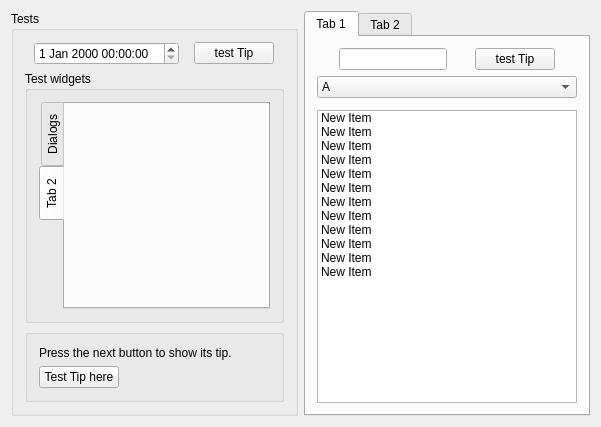
The window that demo/mainview.ui (miguelchavez/mibitWidgets) describes before a commit, drawn with Qt 5.
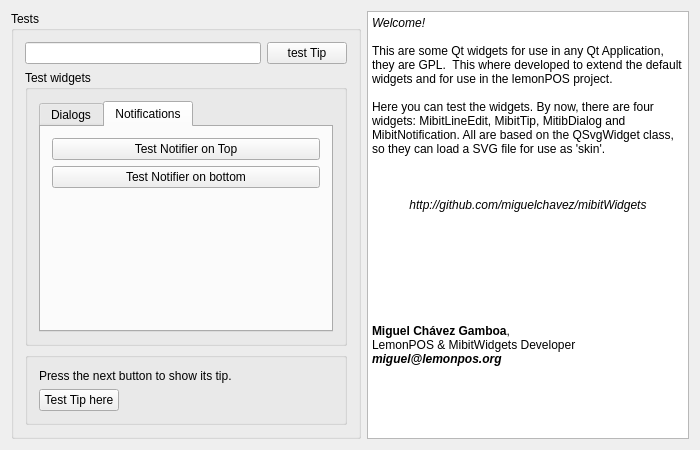
The same window after the commit. The open tabs and pages were chosen to show the change. Custom widgets are drawn as their Qt base class.

The edit to the form file:
```diff
--- a/demo/mainview.ui
+++ b/demo/mainview.ui
@@ -6,16 +6,28 @@
    <rect>
     <x>0</x>
     <y>0</y>
-    <width>601</width>
-    <height>427</height>
+    <width>700</width>
+    <height>450</height>
    </rect>
   </property>
+  <property name="maximumSize">
+   <size>
+    <width>700</width>
+    <height>450</height>
+   </size>
+  </property>
   <property name="windowTitle">
    <string>mibitWidgets DEMO</string>
   </property>
   <layout class="QHBoxLayout" name="horizontalLayout">
    <item>
     <widget class="QGroupBox" name="group1">
+     <property name="minimumSize">
+      <size>
+       <width>350</width>
+       <height>0</height>
+      </size>
+     </property>
      <property name="title">
       <string>Tests</string>
      </property>
@@ -23,12 +35,12 @@
       <item>
        <layout class="QHBoxLayout" name="horizontalLayout_2">
         <item>
-         <widget class="QDateTimeEdit" name="dtedit">
-          <property name="sizePolicy">
-           <sizepolicy hsizetype="Maximum" vsizetype="Fixed">
-            <horstretch>0</horstretch>
-            <verstretch>0</verstretch>
-           </sizepolicy>
+         <widget class="MibitLineEdit" name="lineEdit">
+          <property name="minimumSize">
+           <size>
+            <width>200</width>
+            <height>0</height>
+           </size>
           </property>
          </widget>
         </item>
@@ -56,7 +68,7 @@
          <item>
           <widget class="QTabWidget" name="tabWidget">
            <property name="tabPosition">
-            <enum>QTabWidget::West</enum>
+            <enum>QTabWidget::North</enum>
            </property>
            <property name="currentIndex">
             <number>0</number>
@@ -98,8 +110,37 @@
            </widget>
            <widget class="QWidget" name="tab2">
             <attribute name="title">
-             <string>Tab 2</string>
+             <string>Notifications</string>
             </attribute>
+            <layout class="QVBoxLayout" name="verticalLayout_6">
+             <item>
+              <widget class="QPushButton" name="btnNotify">
+               <property name="text">
+                <string>Test Notifier on Top</string>
+               </property>
+              </widget>
+             </item>
+             <item>
+              <widget class="QPushButton" name="btnNotify2">
+               <property name="text">
+                <string>Test Notifier on bottom</string>
+               </property>
+              </widget>
+             </item>
+             <item>
+              <spacer name="verticalSpacer">
+               <property name="orientation">
+                <enum>Qt::Vertical</enum>
+               </property>
+               <property name="sizeHint" stdset="0">
+                <size>
+                 <width>20</width>
+                 <height>189</height>
+                </size>
+               </property>
+              </spacer>
+             </item>
+            </layout>
            </widget>
           </widget>
          </item>
@@ -142,159 +183,66 @@
     </widget>
    </item>
    <item>
-    <widget class="QTabWidget" name="tabWidget_2">
-     <property name="currentIndex">
-      <number>0</number>
+    <widget class="QTextEdit" name="textEdit">
+     <property name="sizePolicy">
+      <sizepolicy hsizetype="MinimumExpanding" vsizetype="Expanding">
+       <horstretch>0</horstretch>
+       <verstretch>0</verstretch>
+      </sizepolicy>
      </property>
-     <widget class="QWidget" name="tab_3">
-      <attribute name="title">
-       <string>Tab 1</string>
-      </attribute>
-      <layout class="QVBoxLayout" name="verticalLayout_5">
-       <item>
-        <layout class="QHBoxLayout" name="horizontalLayout_3">
-         <item>
-          <widget class="QLineEdit" name="edit1">
-           <property name="sizePolicy">
-            <sizepolicy hsizetype="Maximum" vsizetype="Fixed">
-             <horstretch>0</horstretch>
-             <verstretch>0</verstretch>
-            </sizepolicy>
-           </property>
-          </widget>
-         </item>
-         <item>
-          <widget class="QPushButton" name="btnTest2">
-           <property name="sizePolicy">
-            <sizepolicy hsizetype="Maximum" vsizetype="Fixed">
-             <horstretch>0</horstretch>
-             <verstretch>0</verstretch>
-            </sizepolicy>
-           </property>
-           <property name="text">
-            <string>test Tip</string>
-           </property>
-          </widget>
-         </item>
-        </layout>
-       </item>
-       <item>
-        <widget class="QComboBox" name="combo1">
-         <item>
-          <property name="text">
-           <string>A</string>
-          </property>
-         </item>
-         <item>
-          <property name="text">
-           <string>D</string>
-          </property>
-         </item>
-         <item>
-          <property name="text">
-           <string>E</string>
-          </property>
-         </item>
-         <item>
-          <property name="text">
-           <string>F</string>
-          </property>
-         </item>
-         <item>
-          <property name="text">
-           <string>B</string>
-          </property>
-         </item>
-         <item>
-          <property name="text">
-           <string>C</string>
-          </property>
-         </item>
-        </widget>
-       </item>
-       <item>
-        <widget class="Line" name="line">
-         <property name="orientation">
-          <enum>Qt::Vertical</enum>
-         </property>
-        </widget>
-       </item>
-       <item>
-        <widget class="QListWidget" name="listWidget">
-         <item>
-          <property name="text">
-           <string>New Item</string>
-          </property>
-         </item>
-         <item>
-          <property name="text">
-           <string>New Item</string>
-          </property>
-         </item>
-         <item>
-          <property name="text">
-           <string>New Item</string>
-          </property>
-         </item>
-         <item>
-          <property name="text">
-           <string>New Item</string>
-          </property>
-         </item>
-         <item>
-          <property name="text">
-           <string>New Item</string>
-          </property>
-         </item>
-         <item>
-          <property name="text">
-           <string>New Item</string>
-          </property>
-         </item>
-         <item>
-          <property name="text">
-           <string>New Item</string>
-          </property>
-         </item>
-         <item>
-          <property name="text">
-           <string>New Item</string>
-          </property>
-         </item>
-         <item>
-          <property name="text">
-           <string>New Item</string>
-          </property>
-         </item>
-         <item>
-          <property name="text">
-           <string>New Item</string>
-          </property>
-         </item>
-         <item>
-          <property name="text">
-           <string>New Item</string>
-          </property>
-         </item>
-         <item>
-          <property name="text">
-           <string>New Item</string>
-          </property>
-         </item>
-        </widget>
-       </item>
-      </layout>
-     </widget>
-     <widget class="QWidget" name="tab_4">
-      <attribute name="title">
-       <string>Tab 2</string>
-      </attribute>
-     </widget>
+     <property name="minimumSize">
+      <size>
+       <width>290</width>
+       <height>0</height>
+      </size>
+     </property>
+     <property name="maximumSize">
+      <size>
+       <width>500</width>
+       <height>16777215</height>
+      </size>
+     </property>
+     <property name="readOnly">
+      <bool>true</bool>
+     </property>
+     <property name="html">
+      <string>&lt;!DOCTYPE HTML PUBLIC &quot;-//W3C//DTD HTML 4.0//EN&quot; &quot;http://www.w3.org/TR/REC-html40/strict.dtd&quot;&gt;
+&lt;html&gt;&lt;head&gt;&lt;meta name=&quot;qrichtext&quot; content=&quot;1&quot; /&gt;&lt;style type=&quot;text/css&quot;&gt;
+p, li { white-space: pre-wrap; }
+&lt;/style&gt;&lt;/head&gt;&lt;body style=&quot; font-family:'Lucida Grande'; font-size:9pt; font-weight:400; font-style:normal;&quot;&gt;
+&lt;p style=&quot; margin-top:0px; margin-bottom:0px; margin-left:0px; margin-right:0px; -qt-block-indent:0; text-indent:0px;&quot;&gt;&lt;span style=&quot; font-style:italic;&quot;&gt;Welcome!&lt;/span&gt;&lt;/p&gt;
+&lt;p style=&quot;-qt-paragraph-type:empty; margin-top:0px; margin-bottom:0px; margin-left:0px; margin-right:0px; -qt-block-indent:0; text-indent:0px; font-style:italic;&quot;&gt;&lt;/p&gt;
+&lt;p style=&quot; margin-top:0px; margin-bottom:0px; margin-left:0px; margin-right:0px; -qt-block-indent:0; text-indent:0px;&quot;&gt;This are some Qt widgets for use in any Qt Application, they are GPL.  This where developed to extend the default widgets and for use in the lemonPOS project.&lt;/p&gt;
+&lt;p style=&quot;-qt-paragraph-type:empty; margin-top:0px; margin-bottom:0px; margin-left:0px; margin-right:0px; -qt-block-indent:0; text-indent:0px;&quot;&gt;&lt;/p&gt;
+&lt;p style=&quot; margin-top:0px; margin-bottom:0px; margin-left:0px; margin-right:0px; -qt-block-indent:0; text-indent:0px;&quot;&gt;Here you can test the widgets. By now, there are four widgets: MibitLineEdit, MibitTip, MitibDialog and MibitNotification. All are based on the QSvgWidget class, so they can load a SVG file for use as 'skin'.&lt;/p&gt;
+&lt;p style=&quot;-qt-paragraph-type:empty; margin-top:0px; margin-bottom:0px; margin-left:0px; margin-right:0px; -qt-block-indent:0; text-indent:0px;&quot;&gt;&lt;/p&gt;
+&lt;p style=&quot;-qt-paragraph-type:empty; margin-top:0px; margin-bottom:0px; margin-left:0px; margin-right:0px; -qt-block-indent:0; text-indent:0px;&quot;&gt;&lt;/p&gt;
+&lt;p style=&quot;-qt-paragraph-type:empty; margin-top:0px; margin-bottom:0px; margin-left:0px; margin-right:0px; -qt-block-indent:0; text-indent:0px;&quot;&gt;&lt;/p&gt;
+&lt;p align=&quot;center&quot; style=&quot; margin-top:0px; margin-bottom:0px; margin-left:0px; margin-right:0px; -qt-block-indent:0; text-indent:0px;&quot;&gt;&lt;span style=&quot; font-style:italic;&quot;&gt;http://github.com/miguelchavez/mibitWidgets&lt;/span&gt;&lt;/p&gt;
+&lt;p style=&quot;-qt-paragraph-type:empty; margin-top:0px; margin-bottom:0px; margin-left:0px; margin-right:0px; -qt-block-indent:0; text-indent:0px;&quot;&gt;&lt;/p&gt;
+&lt;p style=&quot;-qt-paragraph-type:empty; margin-top:0px; margin-bottom:0px; margin-left:0px; margin-right:0px; -qt-block-indent:0; text-indent:0px;&quot;&gt;&lt;/p&gt;
+&lt;p style=&quot;-qt-paragraph-type:empty; margin-top:0px; margin-bottom:0px; margin-left:0px; margin-right:0px; -qt-block-indent:0; text-indent:0px;&quot;&gt;&lt;/p&gt;
+&lt;p style=&quot;-qt-paragraph-type:empty; margin-top:0px; margin-bottom:0px; margin-left:0px; margin-right:0px; -qt-block-indent:0; text-indent:0px;&quot;&gt;&lt;/p&gt;
+&lt;p style=&quot;-qt-paragraph-type:empty; margin-top:0px; margin-bottom:0px; margin-left:0px; margin-right:0px; -qt-block-indent:0; text-indent:0px;&quot;&gt;&lt;/p&gt;
+&lt;p style=&quot;-qt-paragraph-type:empty; margin-top:0px; margin-bottom:0px; margin-left:0px; margin-right:0px; -qt-block-indent:0; text-indent:0px;&quot;&gt;&lt;/p&gt;
+&lt;p style=&quot;-qt-paragraph-type:empty; margin-top:0px; margin-bottom:0px; margin-left:0px; margin-right:0px; -qt-block-indent:0; text-indent:0px;&quot;&gt;&lt;/p&gt;
+&lt;p style=&quot;-qt-paragraph-type:empty; margin-top:0px; margin-bottom:0px; margin-left:0px; margin-right:0px; -qt-block-indent:0; text-indent:0px;&quot;&gt;&lt;/p&gt;
+&lt;p style=&quot; margin-top:0px; margin-bottom:0px; margin-left:0px; margin-right:0px; -qt-block-indent:0; text-indent:0px;&quot;&gt;&lt;span style=&quot; font-weight:600;&quot;&gt;Miguel Chávez Gamboa&lt;/span&gt;,&lt;/p&gt;
+&lt;p style=&quot; margin-top:0px; margin-bottom:0px; margin-left:0px; margin-right:0px; -qt-block-indent:0; text-indent:0px;&quot;&gt;LemonPOS &amp;amp; MibitWidgets Developer&lt;/p&gt;
+&lt;p style=&quot; margin-top:0px; margin-bottom:0px; margin-left:0px; margin-right:0px; -qt-block-indent:0; text-indent:0px;&quot;&gt;&lt;span style=&quot; font-weight:600; font-style:italic;&quot;&gt;miguel@lemonpos.org&lt;/span&gt;&lt;/p&gt;&lt;/body&gt;&lt;/html&gt;</string>
+     </property>
     </widget>
    </item>
   </layout>
  </widget>
  <layoutdefault spacing="6" margin="11"/>
+ <customwidgets>
+  <customwidget>
+   <class>MibitLineEdit</class>
+   <extends>QLineEdit</extends>
+   <header>../mibitlineedit.h</header>
+  </customwidget>
+ </customwidgets>
  <resources/>
  <connections/>
 </ui>
```
Left out of the diff: 13 changed lines with no effect on the pictures.
